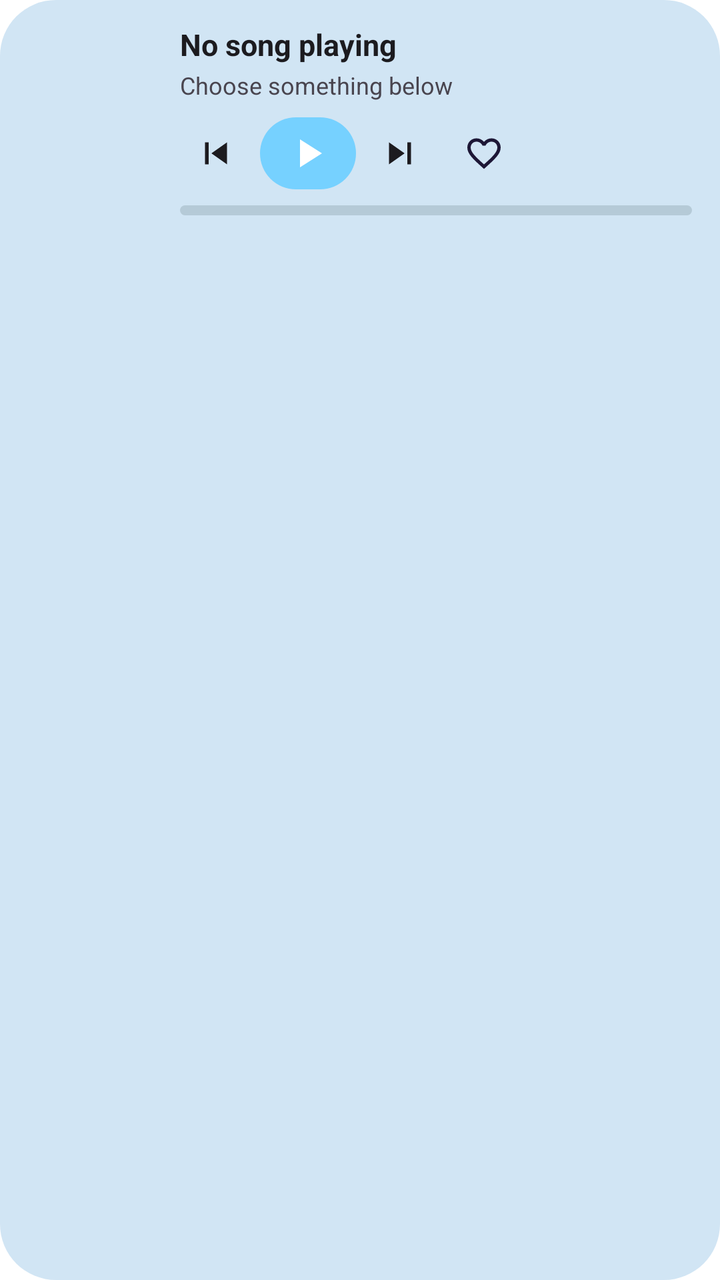
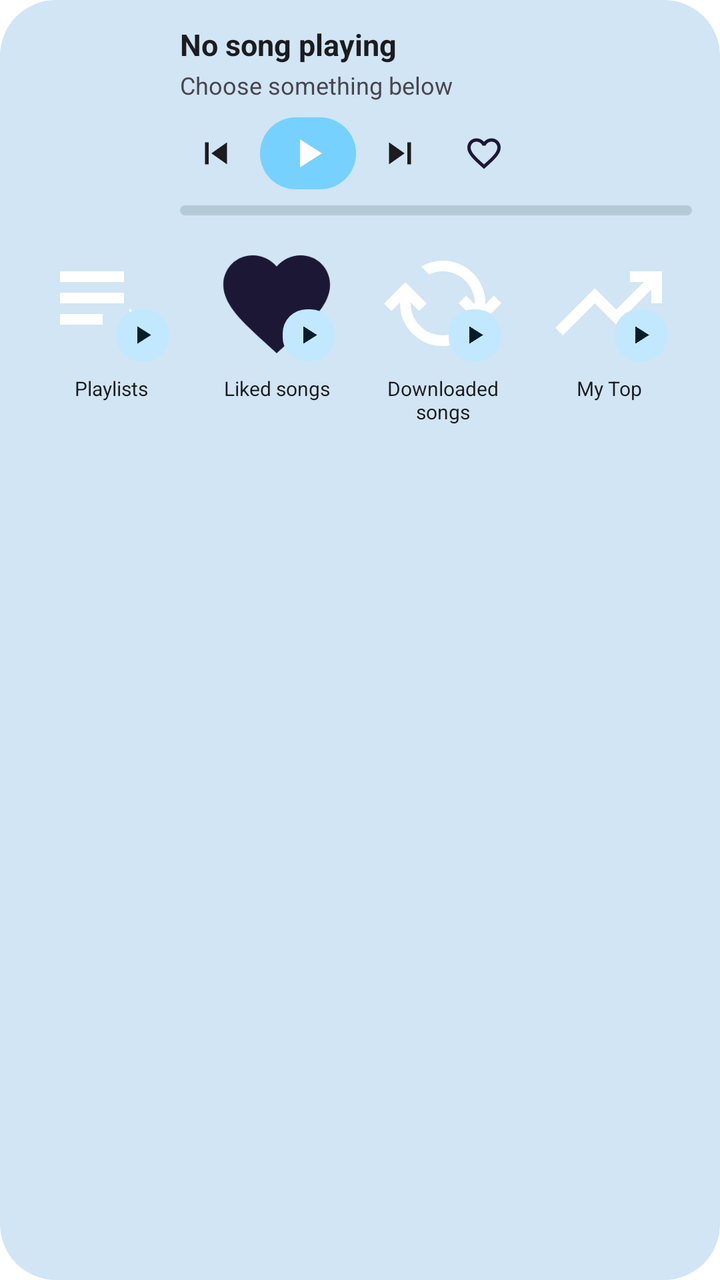

Compare the two renders of this Android layout. The source of the first and the diff that turns it into the second are given below.
<!-- AndroidManifest.xml: application theme Theme.NrNMusic -->
<!-- res/layout/widget_playlist_preview.xml -->
<?xml version="1.0" encoding="utf-8"?>
<LinearLayout xmlns:android="http://schemas.android.com/apk/res/android"
    android:id="@android:id/background"
    android:layout_width="match_parent"
    android:layout_height="wrap_content"
    android:orientation="vertical"
    android:gravity="top"
    android:background="@drawable/widget_background"
    android:paddingStart="14dp"
    android:paddingEnd="14dp"
    android:paddingTop="12dp"
    android:paddingBottom="12dp"
    android:theme="@style/Theme.Widget.NrN Music">

    <LinearLayout
        android:layout_width="match_parent"
        android:layout_height="wrap_content"
        android:orientation="horizontal"
        android:gravity="center_vertical">

        <ImageView
            android:layout_width="64dp"
            android:layout_height="64dp"
            android:scaleType="centerCrop"
            android:src="@mipmap/ic_launcher"
            android:contentDescription="@string/album_art" />

        <LinearLayout
            android:layout_width="0dp"
            android:layout_height="wrap_content"
            android:layout_weight="1"
            android:layout_marginStart="12dp"
            android:orientation="vertical">

            <TextView
                android:layout_width="match_parent"
                android:layout_height="wrap_content"
                android:text="@string/not_playing"
                android:textSize="15sp"
                android:textStyle="bold"
                android:textColor="@color/widget_text_primary"
                android:maxLines="1"
                android:ellipsize="end" />

            <TextView
                android:layout_width="match_parent"
                android:layout_height="wrap_content"
                android:layout_marginTop="2dp"
                android:text="@string/choose_something_below"
                android:textSize="12sp"
                android:textColor="@color/widget_text_secondary"
                android:maxLines="1"
                android:ellipsize="end" />

            <LinearLayout
                android:layout_width="match_parent"
                android:layout_height="36dp"
                android:layout_marginTop="8dp"
                android:orientation="horizontal"
                android:gravity="center_vertical">

                <ImageView
                    android:layout_width="36dp"
                    android:layout_height="36dp"
                    android:padding="7dp"
                    android:src="@drawable/ic_widget_skip_previous"
                    android:contentDescription="@string/previous" />

                <FrameLayout
                    android:layout_width="48dp"
                    android:layout_height="36dp"
                    android:layout_marginStart="4dp"
                    android:layout_marginEnd="4dp"
                    android:background="@drawable/widget_play_pill_bg">
                    <ImageView
                        android:layout_width="24dp"
                        android:layout_height="24dp"
                        android:layout_gravity="center"
                        android:src="@drawable/ic_widget_play"
                        android:contentDescription="@string/play_pause" />
                </FrameLayout>

                <ImageView
                    android:layout_width="36dp"
                    android:layout_height="36dp"
                    android:padding="7dp"
                    android:src="@drawable/ic_widget_skip_next"
                    android:contentDescription="@string/next" />

                <ImageView
                    android:layout_width="36dp"
                    android:layout_height="36dp"
                    android:layout_marginStart="6dp"
                    android:padding="8dp"
                    android:src="@drawable/ic_widget_heart_outline_nav"
                    android:contentDescription="@string/like" />
            </LinearLayout>

            <FrameLayout
                android:layout_width="match_parent"
                android:layout_height="5dp"
                android:layout_marginTop="8dp">
                <ImageView
                    android:layout_width="match_parent"
                    android:layout_height="match_parent"
                    android:src="@drawable/widget_progress_track"
                    android:scaleType="fitXY" />
                <ImageView
                    android:layout_width="match_parent"
                    android:layout_height="match_parent"
                    android:src="@drawable/widget_progress_clip"
                    android:scaleType="fitXY" />
            </FrameLayout>
        </LinearLayout>
    </LinearLayout>

    <LinearLayout
        android:layout_width="match_parent"
        android:layout_height="wrap_content"
        android:layout_marginTop="12dp"
        android:orientation="horizontal"
        android:gravity="start">

        <LinearLayout style="@style/NrN MusicPlaylistWidgetCard">
            <FrameLayout style="@style/NrN MusicPlaylistWidgetArtworkFrame">
                <ImageView style="@style/NrN MusicPlaylistWidgetArtwork" android:src="@drawable/playlist_play" />
                <FrameLayout style="@style/NrN MusicPlaylistWidgetCardPlayButton"><ImageView style="@style/NrN MusicPlaylistWidgetCardPlayIcon" /></FrameLayout>
            </FrameLayout>
            <TextView style="@style/NrN MusicPlaylistWidgetCardTitle" android:text="@string/widget_playlists" />
        </LinearLayout>

        <LinearLayout style="@style/NrN MusicPlaylistWidgetCard">
            <FrameLayout style="@style/NrN MusicPlaylistWidgetArtworkFrame">
                <ImageView style="@style/NrN MusicPlaylistWidgetArtwork" android:src="@drawable/ic_widget_heart_nav" />
                <FrameLayout style="@style/NrN MusicPlaylistWidgetCardPlayButton"><ImageView style="@style/NrN MusicPlaylistWidgetCardPlayIcon" /></FrameLayout>
            </FrameLayout>
            <TextView style="@style/NrN MusicPlaylistWidgetCardTitle" android:text="@string/liked_songs" />
        </LinearLayout>

        <LinearLayout style="@style/NrN MusicPlaylistWidgetCard">
            <FrameLayout style="@style/NrN MusicPlaylistWidgetArtworkFrame">
                <ImageView style="@style/NrN MusicPlaylistWidgetArtwork" android:src="@drawable/cached" />
                <FrameLayout style="@style/NrN MusicPlaylistWidgetCardPlayButton"><ImageView style="@style/NrN MusicPlaylistWidgetCardPlayIcon" /></FrameLayout>
            </FrameLayout>
            <TextView style="@style/NrN MusicPlaylistWidgetCardTitle" android:text="@string/downloaded_songs" />
        </LinearLayout>

        <LinearLayout style="@style/NrN MusicPlaylistWidgetCard">
            <FrameLayout style="@style/NrN MusicPlaylistWidgetArtworkFrame">
                <ImageView style="@style/NrN MusicPlaylistWidgetArtwork" android:src="@drawable/trending_up" />
                <FrameLayout style="@style/NrN MusicPlaylistWidgetCardPlayButton"><ImageView style="@style/NrN MusicPlaylistWidgetCardPlayIcon" /></FrameLayout>
            </FrameLayout>
            <TextView style="@style/NrN MusicPlaylistWidgetCardTitle" android:text="@string/my_top" />
        </LinearLayout>
    </LinearLayout>
</LinearLayout>
<!-- resources referenced by this layout -->
<resources>
  <color name="widget_text_primary">#1C1B1F</color>
  <color name="widget_text_secondary">#49454F</color>
  <string name="album_art">Album art</string>
  <string name="like">Like</string>
  <string name="liked_songs">Liked songs</string>
  <string name="my_top">My Top</string>
  <string name="next">Next</string>
  <string name="not_playing">No song playing</string>
  <string name="play_pause">Play/Pause</string>
  <string name="previous">Previous</string>
  <string name="widget_playlists">Playlists</string>
  <!-- unchanged entries left out for length: 21 -->
</resources>

<!-- the commit's change to res/layout/widget_playlist_preview.xml (unified diff, before → after) -->
@@ -10,7 +10,7 @@
     android:paddingEnd="14dp"
     android:paddingTop="12dp"
     android:paddingBottom="12dp"
-    android:theme="@style/Theme.Widget.NrN Music">
+    android:theme="@style/Theme.Widget.NrNMusic">
 
     <LinearLayout
         android:layout_width="match_parent"
@@ -121,36 +121,36 @@
         android:orientation="horizontal"
         android:gravity="start">
 
-        <LinearLayout style="@style/NrN MusicPlaylistWidgetCard">
-            <FrameLayout style="@style/NrN MusicPlaylistWidgetArtworkFrame">
-                <ImageView style="@style/NrN MusicPlaylistWidgetArtwork" android:src="@drawable/playlist_play" />
-                <FrameLayout style="@style/NrN MusicPlaylistWidgetCardPlayButton"><ImageView style="@style/NrN MusicPlaylistWidgetCardPlayIcon" /></FrameLayout>
+        <LinearLayout style="@style/NrNMusicPlaylistWidgetCard">
+            <FrameLayout style="@style/NrNMusicPlaylistWidgetArtworkFrame">
+                <ImageView style="@style/NrNMusicPlaylistWidgetArtwork" android:src="@drawable/playlist_play" />
+                <FrameLayout style="@style/NrNMusicPlaylistWidgetCardPlayButton"><ImageView style="@style/NrNMusicPlaylistWidgetCardPlayIcon" /></FrameLayout>
             </FrameLayout>
-            <TextView style="@style/NrN MusicPlaylistWidgetCardTitle" android:text="@string/widget_playlists" />
+            <TextView style="@style/NrNMusicPlaylistWidgetCardTitle" android:text="@string/widget_playlists" />
         </LinearLayout>
 
-        <LinearLayout style="@style/NrN MusicPlaylistWidgetCard">
-            <FrameLayout style="@style/NrN MusicPlaylistWidgetArtworkFrame">
-                <ImageView style="@style/NrN MusicPlaylistWidgetArtwork" android:src="@drawable/ic_widget_heart_nav" />
-                <FrameLayout style="@style/NrN MusicPlaylistWidgetCardPlayButton"><ImageView style="@style/NrN MusicPlaylistWidgetCardPlayIcon" /></FrameLayout>
+        <LinearLayout style="@style/NrNMusicPlaylistWidgetCard">
+            <FrameLayout style="@style/NrNMusicPlaylistWidgetArtworkFrame">
+                <ImageView style="@style/NrNMusicPlaylistWidgetArtwork" android:src="@drawable/ic_widget_heart_nav" />
+                <FrameLayout style="@style/NrNMusicPlaylistWidgetCardPlayButton"><ImageView style="@style/NrNMusicPlaylistWidgetCardPlayIcon" /></FrameLayout>
             </FrameLayout>
-            <TextView style="@style/NrN MusicPlaylistWidgetCardTitle" android:text="@string/liked_songs" />
+            <TextView style="@style/NrNMusicPlaylistWidgetCardTitle" android:text="@string/liked_songs" />
         </LinearLayout>
 
-        <LinearLayout style="@style/NrN MusicPlaylistWidgetCard">
-            <FrameLayout style="@style/NrN MusicPlaylistWidgetArtworkFrame">
-                <ImageView style="@style/NrN MusicPlaylistWidgetArtwork" android:src="@drawable/cached" />
-                <FrameLayout style="@style/NrN MusicPlaylistWidgetCardPlayButton"><ImageView style="@style/NrN MusicPlaylistWidgetCardPlayIcon" /></FrameLayout>
+        <LinearLayout style="@style/NrNMusicPlaylistWidgetCard">
+            <FrameLayout style="@style/NrNMusicPlaylistWidgetArtworkFrame">
+                <ImageView style="@style/NrNMusicPlaylistWidgetArtwork" android:src="@drawable/cached" />
+                <FrameLayout style="@style/NrNMusicPlaylistWidgetCardPlayButton"><ImageView style="@style/NrNMusicPlaylistWidgetCardPlayIcon" /></FrameLayout>
             </FrameLayout>
-            <TextView style="@style/NrN MusicPlaylistWidgetCardTitle" android:text="@string/downloaded_songs" />
+            <TextView style="@style/NrNMusicPlaylistWidgetCardTitle" android:text="@string/downloaded_songs" />
         </LinearLayout>
 
-        <LinearLayout style="@style/NrN MusicPlaylistWidgetCard">
-            <FrameLayout style="@style/NrN MusicPlaylistWidgetArtworkFrame">
-                <ImageView style="@style/NrN MusicPlaylistWidgetArtwork" android:src="@drawable/trending_up" />
-                <FrameLayout style="@style/NrN MusicPlaylistWidgetCardPlayButton"><ImageView style="@style/NrN MusicPlaylistWidgetCardPlayIcon" /></FrameLayout>
+        <LinearLayout style="@style/NrNMusicPlaylistWidgetCard">
+            <FrameLayout style="@style/NrNMusicPlaylistWidgetArtworkFrame">
+                <ImageView style="@style/NrNMusicPlaylistWidgetArtwork" android:src="@drawable/trending_up" />
+                <FrameLayout style="@style/NrNMusicPlaylistWidgetCardPlayButton"><ImageView style="@style/NrNMusicPlaylistWidgetCardPlayIcon" /></FrameLayout>
             </FrameLayout>
-            <TextView style="@style/NrN MusicPlaylistWidgetCardTitle" android:text="@string/my_top" />
+            <TextView style="@style/NrNMusicPlaylistWidgetCardTitle" android:text="@string/my_top" />
         </LinearLayout>
     </LinearLayout>
 </LinearLayout>
<!-- resource entries referenced after the edit -->
@@ -11,6 +11,76 @@
   <string name="play_pause">Play/Pause</string>
   <string name="previous">Previous</string>
   <string name="widget_playlists">Playlists</string>
+  <style name="NrNMusicPlaylistWidgetArtwork">
+          <item name="android:layout_width">64dp</item>
+          <item name="android:layout_height">64dp</item>
+          <item name="android:scaleType">centerCrop</item>
+          <item name="android:src">@mipmap/ic_launcher</item>
+          <item name="android:contentDescription">@string/widget_playlists</item>
+      </style>
+  <style name="NrNMusicPlaylistWidgetArtworkFrame">
+          <item name="android:layout_width">64dp</item>
+          <item name="android:layout_height">64dp</item>
+      </style>
+  <style name="NrNMusicPlaylistWidgetCard">
+          <item name="android:layout_width">0dp</item>
+          <item name="android:layout_height">wrap_content</item>
+          <item name="android:layout_weight">1</item>
+          <item name="android:orientation">vertical</item>
+          <item name="android:gravity">center_horizontal</item>
+      </style>
+  <style name="NrNMusicPlaylistWidgetCardPlayButton">
+          <item name="android:layout_width">26dp</item>
+          <item name="android:layout_height">26dp</item>
+          <item name="android:layout_gravity">bottom|end</item>
+          <item name="android:layout_marginEnd">3dp</item>
+          <item name="android:layout_marginBottom">3dp</item>
+          <item name="android:background">@drawable/widget_play_button_circular</item>
+      </style>
+  <style name="NrNMusicPlaylistWidgetCardPlayIcon">
+          <item name="android:layout_width">15dp</item>
+          <item name="android:layout_height">15dp</item>
+          <item name="android:layout_gravity">center</item>
+          <item name="android:src">@drawable/ic_widget_play_low</item>
+          <item name="android:contentDescription">@string/play</item>
+      </style>
+  <style name="NrNMusicPlaylistWidgetCardTitle">
+          <item name="android:layout_width">68dp</item>
+          <item name="android:layout_height">wrap_content</item>
+          <item name="android:layout_marginTop">5dp</item>
+          <item name="android:textSize">10sp</item>
+          <item name="android:textColor">@color/widget_text_primary</item>
+          <item name="android:maxLines">2</item>
+          <item name="android:ellipsize">end</item>
+          <item name="android:gravity">center</item>
+          <item name="android:includeFontPadding">false</item>
+      </style>
+  <style name="Theme.Widget.NrNMusic" parent="@android:style/Theme.DeviceDefault.DayNight">
+          <item name="android:colorBackground">#E6E1E5</item>
+      </style>
+  <!-- drawable widget_play_button_circular (drawable) -->
+  <?xml version="1.0" encoding="utf-8"?>
+  <shape xmlns:android="http://schemas.android.com/apk/res/android"
+      android:shape="rectangle">
+      <solid android:color="@color/widget_play_button_low_bg" />
+      <corners android:radius="12dp" />
+      <size android:width="56dp" android:height="56dp" />
+  </shape>
+  <!-- drawable ic_widget_play_low (drawable) -->
+  <vector xmlns:android="http://schemas.android.com/apk/res/android"
+      android:height="24dp"
+      android:viewportHeight="24"
+      android:viewportWidth="24"
+      android:width="24dp">
+      <path
+          android:fillColor="@color/widget_play_button_low_icon"
+          android:pathData="M8,5v14l11,-7z"/>
+  </vector>
+  <string name="play">Play</string>
+  <color name="widget_play_button_low_bg">@color/widget_primary_container</color>
+  <color name="widget_play_button_low_icon">@color/widget_on_primary_container</color>
+  <color name="widget_primary_container">#EADDFF</color>
+  <color name="widget_on_primary_container">#21005D</color>
   <!-- unchanged entries left out for length: 21 -->
 </resources>
 
